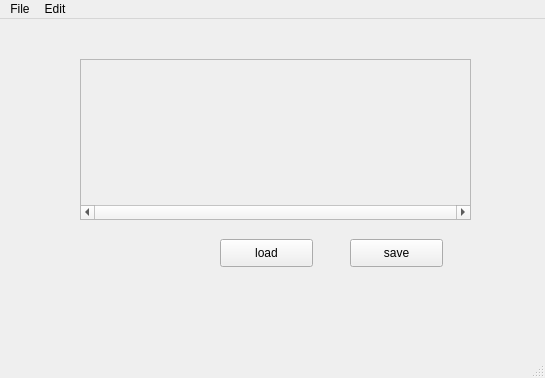
Old version of the form code/mainWindow.ui in the repository Neutrinoant/TaikoEditor.
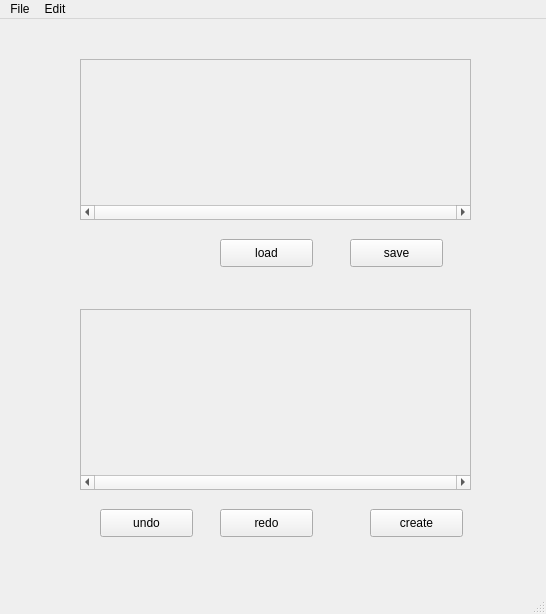
New version of the form. Icons and pictures are not drawn.

Patch:
```diff
--- a/code/mainWindow.ui
+++ b/code/mainWindow.ui
@@ -6,8 +6,8 @@
    <rect>
     <x>0</x>
     <y>0</y>
-    <width>545</width>
-    <height>378</height>
+    <width>546</width>
+    <height>614</height>
    </rect>
   </property>
   <property name="windowTitle">
@@ -129,14 +129,79 @@
      <string>save</string>
     </property>
    </widget>
+   <widget class="QScrollArea" name="scrollArea_2">
+    <property name="geometry">
+     <rect>
+      <x>80</x>
+      <y>290</y>
+      <width>391</width>
+      <height>181</height>
+     </rect>
+    </property>
+    <property name="horizontalScrollBarPolicy">
+     <enum>Qt::ScrollBarAlwaysOn</enum>
+    </property>
+    <property name="widgetResizable">
+     <bool>true</bool>
+    </property>
+    <widget class="QWidget" name="scrollAreaWidgetContents_2">
+     <property name="geometry">
+      <rect>
+       <x>0</x>
+       <y>0</y>
+       <width>389</width>
+       <height>158</height>
+      </rect>
+     </property>
+    </widget>
+   </widget>
+   <widget class="QPushButton" name="push_undo">
+    <property name="geometry">
+     <rect>
+      <x>100</x>
+      <y>490</y>
+      <width>93</width>
+      <height>28</height>
+     </rect>
+    </property>
+    <property name="text">
+     <string>undo</string>
+    </property>
+   </widget>
+   <widget class="QPushButton" name="push_redo">
+    <property name="geometry">
+     <rect>
+      <x>220</x>
+      <y>490</y>
+      <width>93</width>
+      <height>28</height>
+     </rect>
+    </property>
+    <property name="text">
+     <string>redo</string>
+    </property>
+   </widget>
+   <widget class="QPushButton" name="push_create">
+    <property name="geometry">
+     <rect>
+      <x>370</x>
+      <y>490</y>
+      <width>93</width>
+      <height>28</height>
+     </rect>
+    </property>
+    <property name="text">
+     <string>create</string>
+    </property>
+   </widget>
   </widget>
   <widget class="QMenuBar" name="menubar">
    <property name="geometry">
     <rect>
      <x>0</x>
      <y>0</y>
-     <width>545</width>
-     <height>21</height>
+     <width>546</width>
+     <height>26</height>
     </rect>
    </property>
    <widget class="QMenu" name="menuFile">
```
Left out of the diff: 2 changed lines with no effect on the pictures.
